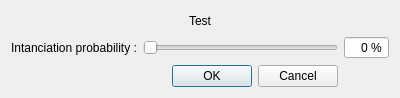
Qt form sources/EditInstItemDialog.ui (ShrademnThill/ogre-construction-set) before a commit.
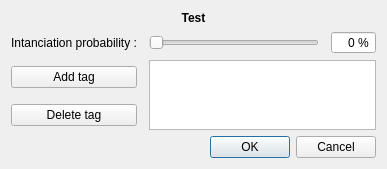
The same form after that commit.

Patch:
```diff
--- a/sources/EditInstItemDialog.ui
+++ b/sources/EditInstItemDialog.ui
@@ -6,24 +6,14 @@
    <rect>
     <x>0</x>
     <y>0</y>
-    <width>400</width>
-    <height>98</height>
+    <width>387</width>
+    <height>155</height>
    </rect>
   </property>
   <property name="windowTitle">
    <string>Edit Item</string>
   </property>
   <layout class="QGridLayout" name="gridLayout">
-   <item row="3" column="1">
-    <widget class="QDialogButtonBox" name="buttonBox">
-     <property name="orientation">
-      <enum>Qt::Horizontal</enum>
-     </property>
-     <property name="standardButtons">
-      <set>QDialogButtonBox::Cancel|QDialogButtonBox::Ok</set>
-     </property>
-    </widget>
-   </item>
    <item row="2" column="0">
     <widget class="QLabel" name="probaLabel">
      <property name="text">
@@ -31,7 +21,43 @@
      </property>
     </widget>
    </item>
+   <item row="1" column="0" colspan="5">
+    <widget class="QLabel" name="label">
+     <property name="font">
+      <font>
+       <weight>75</weight>
+       <bold>true</bold>
+      </font>
+     </property>
+     <property name="text">
+      <string>Test</string>
+     </property>
+     <property name="alignment">
+      <set>Qt::AlignCenter</set>
+     </property>
+    </widget>
+   </item>
+   <item row="6" column="2" colspan="3">
+    <widget class="QDialogButtonBox" name="buttonBox">
+     <property name="orientation">
+      <enum>Qt::Horizontal</enum>
+     </property>
+     <property name="standardButtons">
+      <set>QDialogButtonBox::Cancel|QDialogButtonBox::Ok</set>
+     </property>
+    </widget>
+   </item>
    <item row="2" column="2">
+    <widget class="QSlider" name="probaHorizontalSlider">
+     <property name="maximum">
+      <number>100</number>
+     </property>
+     <property name="orientation">
+      <enum>Qt::Horizontal</enum>
+     </property>
+    </widget>
+   </item>
+   <item row="2" column="4">
     <widget class="QSpinBox" name="spinBox">
      <property name="alignment">
       <set>Qt::AlignRight|Qt::AlignTrailing|Qt::AlignVCenter</set>
@@ -47,23 +73,20 @@
      </property>
     </widget>
    </item>
-   <item row="2" column="1">
-    <widget class="QSlider" name="probaHorizontalSlider">
-     <property name="maximum">
-      <number>100</number>
-     </property>
-     <property name="orientation">
-      <enum>Qt::Horizontal</enum>
+   <item row="4" column="2" rowspan="2" colspan="3">
+    <widget class="QListView" name="tagListView"/>
+   </item>
+   <item row="4" column="0">
+    <widget class="QPushButton" name="addTagButton">
+     <property name="text">
+      <string>Add tag</string>
      </property>
     </widget>
    </item>
-   <item row="1" column="0" colspan="3">
-    <widget class="QLabel" name="label">
+   <item row="5" column="0">
+    <widget class="QPushButton" name="deleteTagButton">
      <property name="text">
-      <string>Test</string>
-     </property>
-     <property name="alignment">
-      <set>Qt::AlignCenter</set>
+      <string>Delete tag</string>
      </property>
     </widget>
    </item>
```
